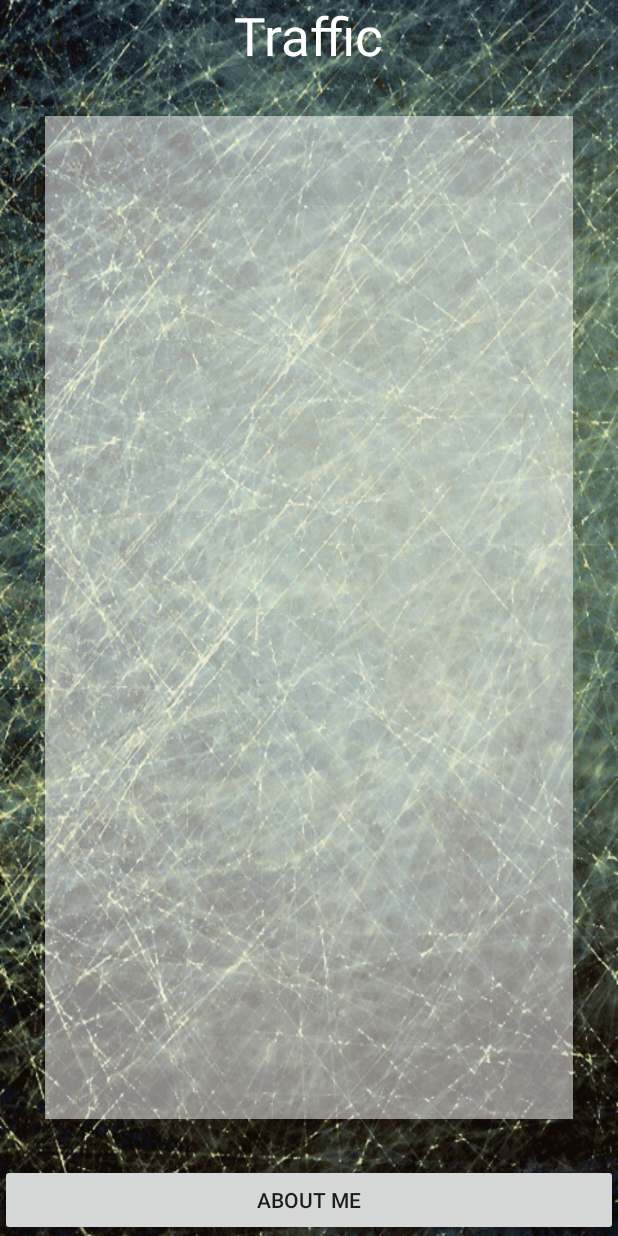
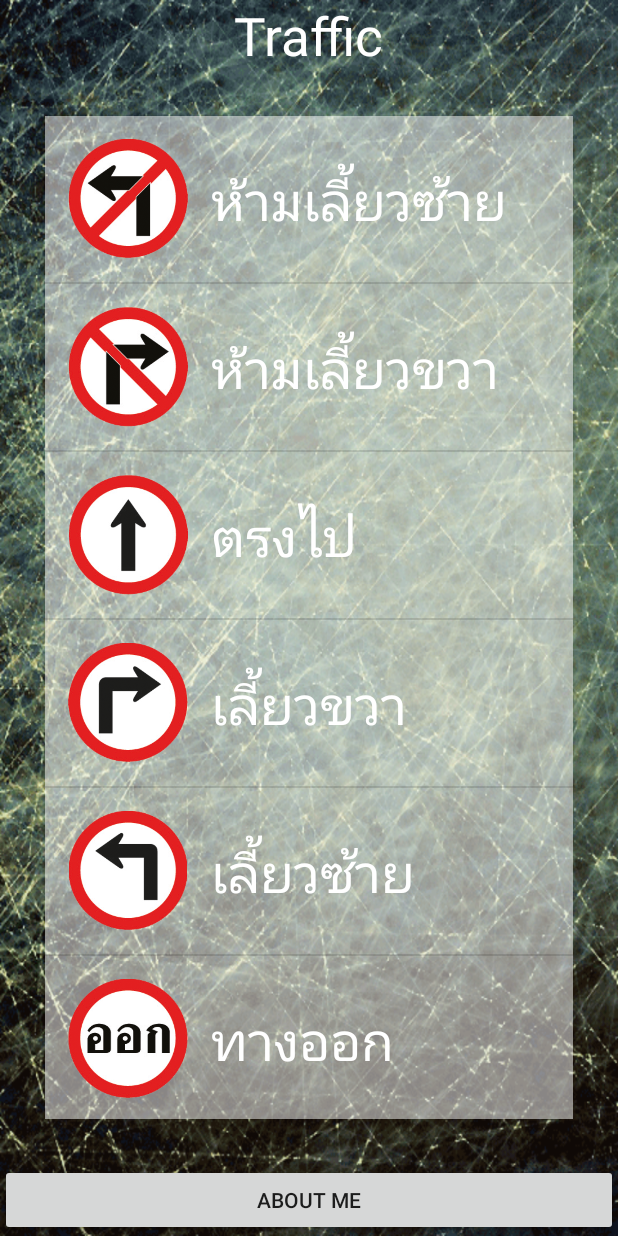
Before and after one commit to Pichit-V/BU_Traffic, an Android app: the screen it shows after launch (MainActivity), on a phone screen of 412 x 824 dp. Run offline under Robolectric (Android 15) with nearby library versions, the phone set to English and light mode, and no system bars.

Commit message:
ListView Finish

```diff
--- a/app/src/main/AndroidManifest.xml
+++ b/app/src/main/AndroidManifest.xml
@@ -15,6 +15,7 @@
                 <category android:name="android.intent.category.LAUNCHER" />
             </intent-filter>
         </activity>
+        <activity android:name=".DetailActivity"></activity>
     </application>
 
 </manifest>
--- a/app/src/main/java/bu/pichit/butraffic/MainActivity.java
+++ b/app/src/main/java/bu/pichit/butraffic/MainActivity.java
@@ -25,14 +25,51 @@ public class MainActivity extends AppCompatActivity {
         bindWidget();
 
 
-
         // Button Controller
         buttonController();
 
-
+        // Create ListView
+        createListView();
 
 
     }   // Main Method
+
+    private void createListView() {
+
+        // Setup Array
+        String[] strTitle = new String[20];
+        strTitle[0] = "ห้ามเลี้ยวซ้าย";
+        strTitle[1] = "ห้ามเลี้ยวขวา";
+        strTitle[2] = "ตรงไป";
+        strTitle[3] = "เลี้ยวขวา";
+        strTitle[4] = "เลี้ยวซ้าย";
+        strTitle[5] = "ทางออก";
+        strTitle[6] = "ทางเข้า";
+        strTitle[7] = "ทางออก";
+        strTitle[8] = "หยุด";
+        strTitle[9] = "จำกัดความสูง";
+        strTitle[10] = "ทางแยก";
+        strTitle[11] = "ห้ามกลับรถ";
+        strTitle[12] = "ห้ามจอด";
+        strTitle[13] = "รถสวน";
+        strTitle[14] = "ห้ามแซง";
+        strTitle[15] = "ทางเข้า";
+        strTitle[16] = "หยุดตรวจ";
+        strTitle[17] = "จำกัดความเร็ว";
+        strTitle[18] = "จำกัดความกว้าง";
+        strTitle[19] = "จำกัดความสูง";
+
+        int[] intIcon = {R.drawable.traffic_01, R.drawable.traffic_02,
+                R.drawable.traffic_03, R.drawable.traffic_04, R.drawable.traffic_05,
+                R.drawable.traffic_06, R.drawable.traffic_07, R.drawable.traffic_08,
+                R.drawable.traffic_09, R.drawable.traffic_10, R.drawable.traffic_11,
+                R.drawable.traffic_12, R.drawable.traffic_13, R.drawable.traffic_14,
+                R.drawable.traffic_15, R.drawable.traffic_16, R.drawable.traffic_17,
+                R.drawable.traffic_18, R.drawable.traffic_19, R.drawable.traffic_20};
+
+        MyAdapter objMyAdapter = new MyAdapter(MainActivity.this, strTitle, intIcon);
+        trafficListView.setAdapter(objMyAdapter);
+    } // createListView
 
     private void buttonController() {
         aboutMeButton.setOnClickListener(new View.OnClickListener() {
--- a/app/src/main/java/bu/pichit/butraffic/MyAdapter.java
+++ b/app/src/main/java/bu/pichit/butraffic/MyAdapter.java
@@ -1,9 +1,13 @@
 package bu.pichit.butraffic;
 
 import android.content.Context;
+import android.view.LayoutInflater;
+import android.view.TextureView;
 import android.view.View;
 import android.view.ViewGroup;
 import android.widget.BaseAdapter;
+import android.widget.ImageView;
+import android.widget.TextView;
 
 /**
  * Created by student on 11/14/2015.
@@ -24,7 +28,7 @@ public class MyAdapter extends BaseAdapter {
 
     @Override
     public int getCount() {
-        return 0;
+        return titleStrings.length;
     }
 
     @Override
@@ -39,6 +43,19 @@ public class MyAdapter extends BaseAdapter {
 
     @Override
     public View getView(int position, View convertView, ViewGroup parent) {
-        return null;
+
+
+        LayoutInflater objLayoutInflater = (LayoutInflater) objContext.getSystemService(Context.LAYOUT_INFLATER_SERVICE);
+        View objView = objLayoutInflater.inflate(R.layout.my_listview, parent, false);
+
+        // Setup Title
+        TextView titleTextView = (TextView) objView.findViewById(R.id.textView2);
+        titleTextView.setText(titleStrings[position]);
+
+        // Setup Icon
+        ImageView iconImageView = (ImageView) objView.findViewById(R.id.imageView);
+        iconImageView.setImageResource(iconInts[position]);
+
+        return objView;
     }
 }   // Main Class
```
Also changed, not shown: app/src/main/java/bu/pichit/butraffic/DetailActivity.java (added, +13 -0 lines), app/src/main/res/layout/activity_detail.xml (added, +21 -0 lines). Lines whose indentation alone changed are shown as unchanged.
